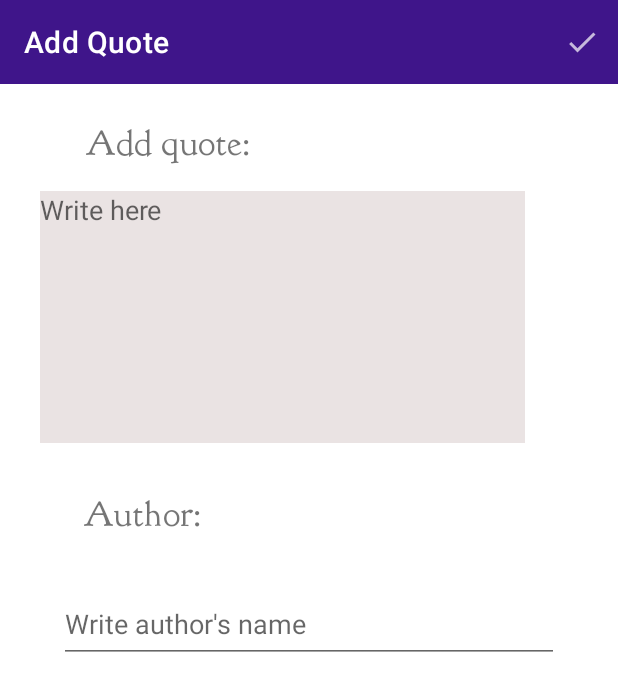
After one commit to zornicaShopova/LifeInQuotes, an Android app: the AddQuote screen opened directly, with no data from a screen before it, on a phone screen of 412 x 824 dp. The commit adds this screen. Shown: the top 691 px of the screen. Run offline under Robolectric (Android 15) with nearby library versions, the phone set to English and light mode, and no system bars.

Commit message:
add quote activity, database for quotes with table

```diff
--- /dev/null
+++ b/app/src/main/java/uni/fmi/masters/lq/AddQuote.java
@@ -0,0 +1,60 @@
+package uni.fmi.masters.lq;
+
+import androidx.appcompat.app.AppCompatActivity;
+import androidx.appcompat.widget.Toolbar;
+
+import android.os.Bundle;
+import android.text.Editable;
+import android.text.TextWatcher;
+import android.view.Menu;
+import android.view.MenuInflater;
+import android.widget.EditText;
+
+
+public class AddQuote extends AppCompatActivity {
+    EditText quoteContextET;
+    EditText authorET;
+    //show  the toolbar
+    Toolbar toolbar;
+
+    @Override
+    protected void onCreate(Bundle savedInstanceState) {
+        super.onCreate(savedInstanceState);
+        setContentView(R.layout.activity_add_quote);
+
+        quoteContextET = findViewById(R.id.quoteContextEditText);
+        authorET = findViewById(R.id.authorEditText);
+        //set toolbar
+        toolbar = findViewById(R.id.toolbar);
+        setSupportActionBar(toolbar);
+        //change the title  of the toolbar
+        getSupportActionBar().setTitle("Add Quote");
+        //save the author
+        authorET.addTextChangedListener(new TextWatcher() {
+            @Override
+            public void beforeTextChanged(CharSequence s, int start, int count, int after) {
+
+            }
+
+            @Override
+            public void onTextChanged(CharSequence s, int start, int before, int count) {
+                if (s.length() != 0) {
+                    getSupportActionBar().setTitle(s);
+                }
+            }
+
+            @Override
+            public void afterTextChanged(Editable s) {
+
+            }
+        });
+    }
+
+    //show toolbar
+    @Override
+    public boolean onCreateOptionsMenu(Menu menu) {
+        MenuInflater inflater = getMenuInflater();
+        inflater.inflate(R.menu.drawer_edit_menu, menu);
+        return true;
+    }
+}
--- a/app/src/main/java/uni/fmi/masters/lq/HomeFragment.java
+++ b/app/src/main/java/uni/fmi/masters/lq/HomeFragment.java
@@ -9,7 +9,11 @@ import androidx.annotation.NonNull;
 import androidx.annotation.Nullable;
 import androidx.fragment.app.Fragment;
 
+import com.google.android.material.floatingactionbutton.FloatingActionButton;
+
 public class HomeFragment extends Fragment {
+
+
 
     //use onCreateView to create and display the layout
     @Nullable
@@ -17,5 +21,7 @@ public class HomeFragment extends Fragment {
     public View onCreateView(@NonNull LayoutInflater inflater, @Nullable ViewGroup container, @Nullable Bundle savedInstanceState) {
         View view = inflater.inflate(R.layout.fragment_home,container,false);
         return view;
+
+
     }
 }
--- a/app/src/main/java/uni/fmi/masters/lq/UserDatabase.java
+++ b/app/src/main/java/uni/fmi/masters/lq/UserDatabase.java
@@ -15,7 +15,7 @@ public class UserDatabase extends SQLiteOpenHelper {
     public static final String DB_NAME = "register.db";
     public static final int DB_VERSION = 1;
 
-    //field of  db table
+    //columns of  db table
     public static final String TABLE_USER = "user";
     public static final String TABLE_USER_ID = "id";
     public static final String TABLE_USER_FULLNAME = "fullname";
--- /dev/null
+++ b/app/src/main/res/drawable/ic_baseline_check_24.xml
@@ -0,0 +1,10 @@
+<vector xmlns:android="http://schemas.android.com/apk/res/android"
+    android:width="24dp"
+    android:height="24dp"
+    android:viewportWidth="24"
+    android:viewportHeight="24"
+    android:tint="?attr/colorControlNormal">
+  <path
+      android:fillColor="@android:color/white"
+      android:pathData="M9,16.17L4.83,12l-1.42,1.41L9,19 21,7l-1.41,-1.41z"/>
+</vector>
--- /dev/null
+++ b/app/src/main/res/layout/activity_add_quote.xml
@@ -0,0 +1,67 @@
+<?xml version="1.0" encoding="utf-8"?>
+<androidx.constraintlayout.widget.ConstraintLayout xmlns:android="http://schemas.android.com/apk/res/android"
+    xmlns:app="http://schemas.android.com/apk/res-auto"
+    xmlns:tools="http://schemas.android.com/tools"
+    android:layout_width="match_parent"
+    android:layout_height="match_parent"
+    tools:context=".AddQuote">
+
+    <androidx.appcompat.widget.Toolbar
+        android:id="@+id/toolbar"
+        android:layout_width="match_parent"
+        android:layout_height="?attr/actionBarSize"
+        android:background="#3F158A"
+        android:theme="@style/ThemeOverlay.AppCompat.Dark"/>
+
+    <TextView
+        android:id="@+id/textView15"
+        android:layout_width="wrap_content"
+        android:layout_height="wrap_content"
+        android:layout_marginTop="24dp"
+        android:fontFamily="@font/goudy_bookletter_1911"
+        android:text="Add quote:"
+        android:textSize="24sp"
+        app:layout_constraintEnd_toEndOf="parent"
+        app:layout_constraintHorizontal_bias="0.189"
+        app:layout_constraintStart_toStartOf="parent"
+        app:layout_constraintTop_toBottomOf="@+id/toolbar" />
+
+    <EditText
+        android:id="@+id/quoteContextEditText"
+        android:layout_width="323dp"
+        android:layout_height="168dp"
+        android:layout_marginTop="16dp"
+        android:background="#EAE3E3"
+        android:ems="10"
+        android:gravity="start|top"
+        android:hint="Write here"
+        android:inputType="textMultiLine"
+        app:layout_constraintEnd_toEndOf="parent"
+        app:layout_constraintHorizontal_bias="0.304"
+        app:layout_constraintStart_toStartOf="parent"
+        app:layout_constraintTop_toBottomOf="@+id/textView15" />
+
+    <TextView
+        android:id="@+id/aEditText"
+        android:layout_width="wrap_content"
+        android:layout_height="wrap_content"
+        android:layout_marginStart="56dp"
+        android:layout_marginTop="32dp"
+        android:fontFamily="@font/goudy_bookletter_1911"
+        android:text="Author:"
+        android:textSize="24sp"
+        app:layout_constraintStart_toStartOf="parent"
+        app:layout_constraintTop_toBottomOf="@+id/quoteContextEditText" />
+
+    <EditText
+        android:id="@+id/authorEditText"
+        android:layout_width="333dp"
+        android:layout_height="51dp"
+        android:layout_marginTop="32dp"
+        android:ems="10"
+        android:hint="Write author's name"
+        android:inputType="textPersonName"
+        app:layout_constraintEnd_toEndOf="parent"
+        app:layout_constraintStart_toStartOf="parent"
+        app:layout_constraintTop_toBottomOf="@+id/aEditText" />
+</androidx.constraintlayout.widget.ConstraintLayout>
--- a/app/src/main/res/layout/drawer_toolbar.xml
+++ b/app/src/main/res/layout/drawer_toolbar.xml
@@ -2,6 +2,7 @@
 <LinearLayout xmlns:android="http://schemas.android.com/apk/res/android"
     android:layout_width="match_parent"
     android:layout_height="match_parent"
+    xmlns:app="http://schemas.android.com/apk/res-auto"
     android:orientation="vertical">
 
     <androidx.appcompat.widget.Toolbar
@@ -10,4 +11,6 @@
         android:layout_height="?attr/actionBarSize"
         android:background="#3F158A"
         android:theme="@style/ThemeOverlay.AppCompat.Dark"/>
+
+
 </LinearLayout>
--- /dev/null
+++ b/app/src/main/res/menu/drawer_edit_menu.xml
@@ -0,0 +1,10 @@
+<?xml version="1.0" encoding="utf-8"?>
+<menu xmlns:app="http://schemas.android.com/apk/res-auto"
+    xmlns:android="http://schemas.android.com/apk/res/android">
+
+    <item
+        android:id="@+id/readyBtn"
+        android:icon="@drawable/ic_baseline_check_24"
+        android:title="Ok"
+        app:showAsAction="ifRoom" />
+</menu>
```
Also changed, not shown: app/src/main/AndroidManifest.xml (+3 -4 lines), app/src/main/java/uni/fmi/masters/lq/HomeActivity.java (+20 -0 lines), app/src/main/java/uni/fmi/masters/lq/Quote.java (added, +67 -0 lines), app/src/main/java/uni/fmi/masters/lq/QuotesDatabase.java (added, +49 -0 lines), app/src/main/res/layout/content_homepage_main.xml (+6 -7 lines), app/src/main/res/layout/fragment_home.xml (+7 -3 lines), app/src/main/res/drawable/ic_add_quote.png (added).
